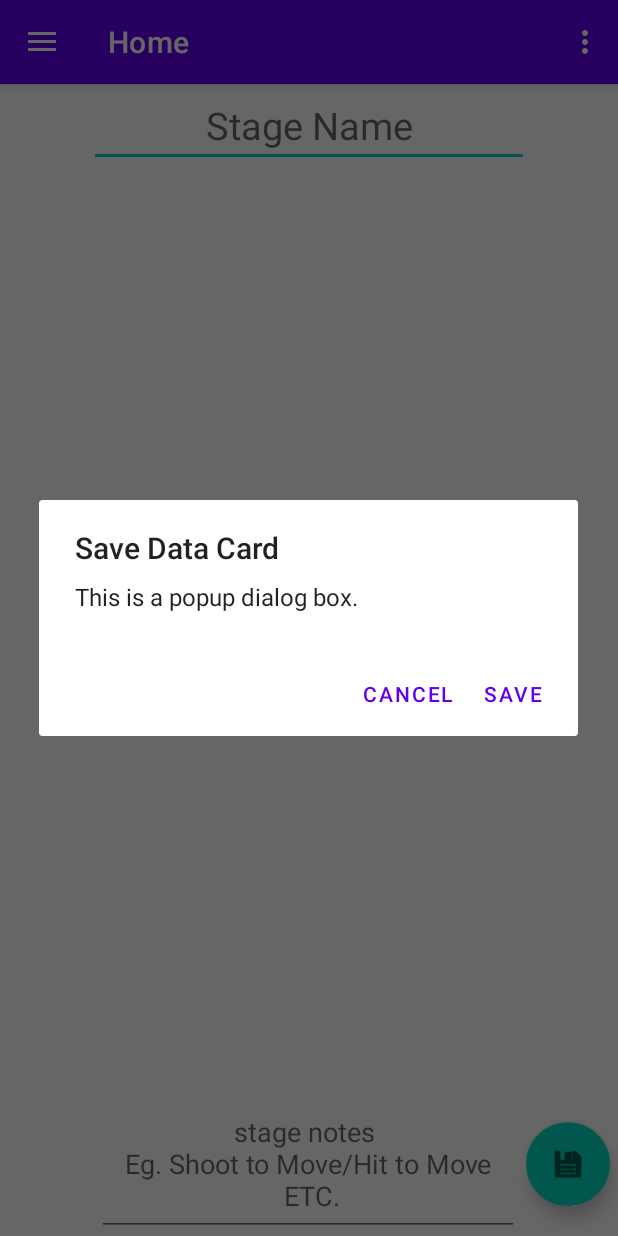
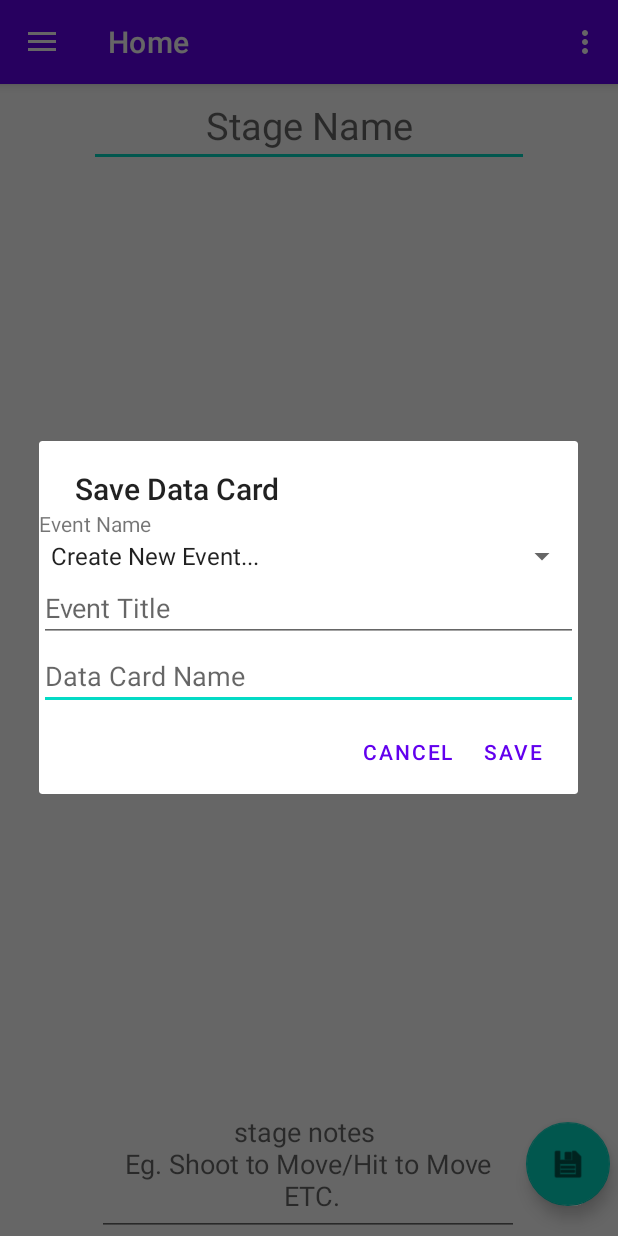
Before and after one commit to Jgriffiths92/Open_E-Reloading-Assistant, an Android app: the MainActivity screen opened directly, with no data from a screen before it, after a tap on an icon or button, on a phone screen of 412 x 824 dp. Run offline under Robolectric (Android 15) with nearby library versions, the phone set to English and light mode, and no system bars; our stand-ins replace navigation-ui.

Commit message:
added features to save dialogue

```diff
--- a/app/src/main/java/com/example/opene_dope/ui/home/HomeFragment.kt
+++ b/app/src/main/java/com/example/opene_dope/ui/home/HomeFragment.kt
@@ -5,10 +5,15 @@ import android.content.DialogInterface
 import android.os.Bundle
 import android.view.LayoutInflater
 import android.view.View
+import android.view.View.GONE
 import android.view.ViewGroup
+import android.widget.EditText
+import android.widget.LinearLayout
+import android.widget.Spinner
 import android.widget.TextView
 import androidx.fragment.app.Fragment
 import androidx.lifecycle.ViewModelProvider
+import com.example.opene_dope.R
 import com.example.opene_dope.databinding.FragmentHomeBinding
 
 class HomeFragment : Fragment() {
@@ -35,9 +40,45 @@ class HomeFragment : Fragment() {
             textView.text = it
         }
         binding.fab.setOnClickListener {
+            val layout = LinearLayout(requireContext())
+            layout.orientation = LinearLayout.VERTICAL
+
+            val title = TextView(requireContext())
+            title.text = getString(R.string.event_name)
+            layout.addView(title)
+
+            val spinner = Spinner(requireContext())
+            val spinnerItems = arrayOf("Create New Event...", "Event 1", "Event 2", "Event 3") // Replace with your items
+            val editText = EditText(requireContext())
+            editText.hint = "Event Title"
+            editText.visibility = GONE
+
+            val spinnerAdapter = android.widget.ArrayAdapter(requireContext(), android.R.layout.simple_spinner_item, spinnerItems)
+            spinnerAdapter.setDropDownViewResource(android.R.layout.simple_spinner_dropdown_item)
+            spinner.adapter = spinnerAdapter
+            spinner.onItemSelectedListener = object : android.widget.AdapterView.OnItemSelectedListener {
+                override fun onItemSelected(parent: android.widget.AdapterView<*>?, view: View?, position: Int, id: Long) {
+                    if (spinnerItems[position] == "Create New Event...") {
+                        editText.visibility = View.VISIBLE
+                    } else {
+                        editText.visibility = GONE
+                    }
+                }
+                override fun onNothingSelected(parent: android.widget.AdapterView<*>?) {}
+            }
+            layout.addView(spinner)
+            layout.addView(editText)
+            val input = EditText(requireContext())
+            input.hint = "Data Card Name"
+            layout.addView(input)
+
             val builder = AlertDialog.Builder(requireContext())
+
+            builder.setView(layout)
+
             builder.setTitle("Save Data Card")
-                .setMessage("This is a popup dialog box.")
+
+
                 .setPositiveButton("Save") { dialog: DialogInterface, _: Int ->
                     dialog.dismiss()
                 }
--- a/app/src/main/res/values/strings.xml
+++ b/app/src/main/res/values/strings.xml
@@ -14,4 +14,5 @@
     <string name="stage_name">Stage Name</string>
     <string name="stage_notes_n_eg_shoot_to_move_hit_to_move_n_etc">stage notes \n Eg. Shoot to Move/Hit to Move \n ETC.</string>
     <string name="show_hide_lead">Show/Hide Lead</string>
+    <string name="event_name">Event Name</string>
 </resources>
```
